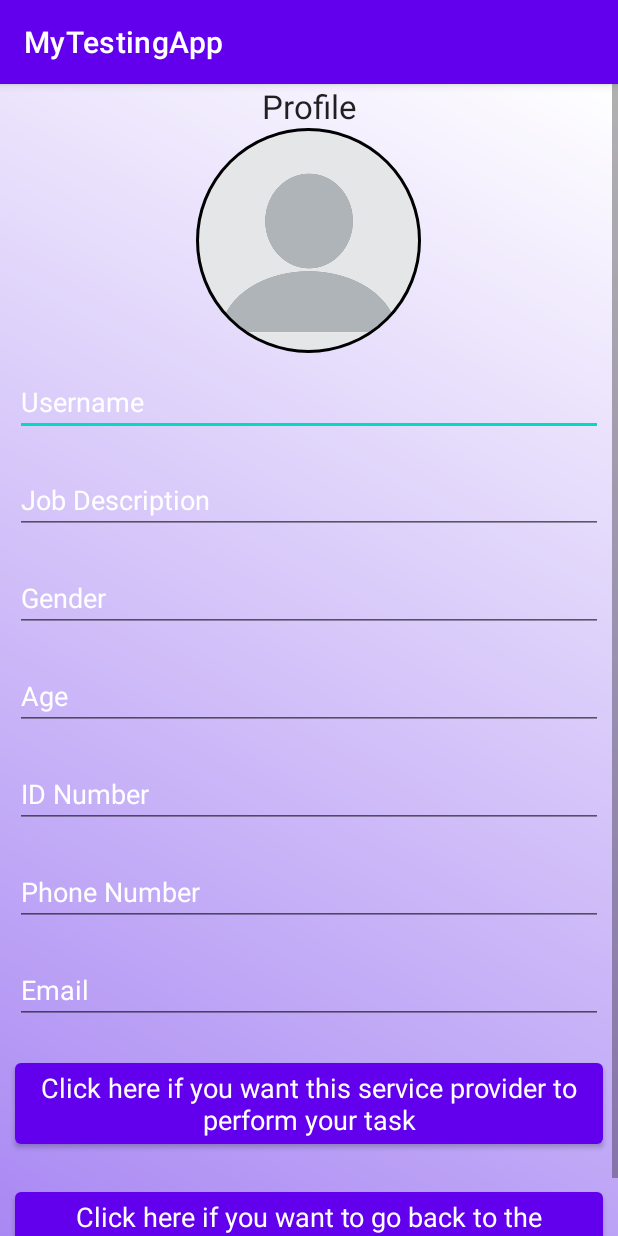
After one commit to mikaty98/MyTestingAp, an Android app: the ChosenProviderProfile screen opened directly, with no data from a screen before it, on a phone screen of 412 x 824 dp. The commit adds this screen. Run offline under Robolectric (Android 15) with nearby library versions, the phone set to English and light mode, and no system bars; our stand-ins replace CircleImageView, Firebase (no records; nobody signed in at launch, a user with empty details on screens opened directly); 2 statements that could not run were skipped.

Commit message:
chosen proposal provider profile

```diff
--- a/app/src/main/AndroidManifest.xml
+++ b/app/src/main/AndroidManifest.xml
@@ -18,7 +18,8 @@
         android:roundIcon="@mipmap/ic_launcher_round"
         android:supportsRtl="true"
         android:theme="@style/Theme.MyTestingApp">
-        <activity android:name=".SeekerHome0"></activity>
+        <activity android:name=".ChosenProviderProfile" />
+        <activity android:name=".SeekerHome0" />
         <activity android:name=".SeekerLocalRequestAutoMap" />
         <activity android:name=".LocalRequestInfoActivity" />
         <activity android:name=".SeekerLocalRequestWaitingList" />
--- /dev/null
+++ b/app/src/main/java/com/example/mytestingapp/ChosenProviderProfile.java
@@ -0,0 +1,183 @@
+package com.example.mytestingapp;
+
+import androidx.annotation.NonNull;
+import androidx.appcompat.app.AppCompatActivity;
+
+import android.content.Intent;
+import android.graphics.Bitmap;
+import android.graphics.BitmapFactory;
+import android.os.Bundle;
+import android.util.Log;
+import android.view.View;
+import android.widget.Button;
+import android.widget.EditText;
+import android.widget.Toast;
+
+import com.example.mytestingapp.Classes.Provider;
+import com.google.android.gms.tasks.OnFailureListener;
+import com.google.android.gms.tasks.OnSuccessListener;
+import com.google.android.gms.tasks.Task;
+import com.google.firebase.database.DataSnapshot;
+import com.google.firebase.database.DatabaseError;
+import com.google.firebase.database.DatabaseReference;
+import com.google.firebase.database.FirebaseDatabase;
+import com.google.firebase.database.Query;
+import com.google.firebase.database.ValueEventListener;
+import com.google.firebase.storage.FileDownloadTask;
+import com.google.firebase.storage.FirebaseStorage;
+import com.google.firebase.storage.StorageReference;
+
+import java.io.File;
+
+import de.hdodenhof.circleimageview.CircleImageView;
+
+public class ChosenProviderProfile extends AppCompatActivity {
+
+    private EditText username,jobDescription,gender,age,id,email,phoneNumber;
+    private CircleImageView profilePic;
+
+    private Button acceptButton, backButton;
+
+    private FirebaseDatabase rootNode;
+    private DatabaseReference reference;
+
+    private FirebaseStorage storage;
+    private StorageReference storageReference;
+
+    private Provider provider = new Provider();
+
+
+    @Override
+    protected void onCreate(Bundle savedInstanceState) {
+        super.onCreate(savedInstanceState);
+        setContentView(R.layout.activity_chosen_provider_profile);
+
+        Intent intent = getIntent();
+        String providerEmail = intent.getStringExtra("provider email");
+        String seekerEmail = intent.getStringExtra("seeker email");
+
+        int estimatedArrivaltime = intent.getIntExtra("estimatedArrivalTime", 1);
+        int estimatedCompletionTime = intent.getIntExtra("estimatedCompletionTime", 1);
+        int price = intent.getIntExtra("price", 1);
+
+
+
+        String parts[] = providerEmail.split(".com");
+        String trimmedEmail = parts[0];
+
+        username = findViewById(R.id.username);
+        jobDescription = findViewById(R.id.job_description);
+        gender = findViewById(R.id.gender);
+        age = findViewById(R.id.age);
+        id = findViewById(R.id.id);
+        email = findViewById(R.id.email);
+        phoneNumber = findViewById(R.id.phone_number);
+        profilePic = findViewById(R.id.profilePic);
+
+        acceptButton = findViewById(R.id.acceptButton);
+        backButton = findViewById(R.id.backButton);
+
+
+
+        rootNode = FirebaseDatabase.getInstance();
+        reference = rootNode.getReference("Providers");
+
+        Query checkUser = reference.orderByChild("email").equalTo(providerEmail);
+
+
+
+        checkUser.addListenerForSingleValueEvent(new ValueEventListener() {
+            @Override
+            public void onDataChange(@NonNull DataSnapshot snapshot) {
+                if (snapshot.exists()){
+                    provider.setEmail(trimmedEmail);
+                    provider.setId(snapshot.child(trimmedEmail).child("id").getValue(String.class));
+                    provider.setUserName(snapshot.child(trimmedEmail).child("userName").getValue(String.class));
+                    provider.setJobDesc(snapshot.child(trimmedEmail).child("jobDesc").getValue(String.class));
+                    provider.setGender(snapshot.child(trimmedEmail).child("gender").getValue(String.class));
+                    provider.setAge(snapshot.child(trimmedEmail).child("age").getValue(String.class));
+                    provider.setPhoneNumber(snapshot.child(trimmedEmail).child("phoneNumber").getValue(String.class));
+
+
+                    storageReference = FirebaseStorage.getInstance().getReference().child("images/"+provider.getId()+".jpg");
+                    final Bitmap[] bitmap = new Bitmap[1];
+                    try{
+                        File localfile = File.createTempFile( provider.getId(),".jpg");
+                        storageReference.getFile(localfile)
+                                .addOnSuccessListener(new OnSuccessListener<FileDownloadTask.TaskSnapshot>() {
+                                    @Override
+                                    public void onSuccess(FileDownloadTask.TaskSnapshot taskSnapshot) {
+                                        bitmap[0] = BitmapFactory.decodeFile(localfile.getAbsolutePath());
+                                        profilePic.setImageBitmap(bitmap[0]);
+                                        provider.setImageBitmap(bitmap[0]);
+                                    }
+                                }).addOnFailureListener(new OnFailureListener() {
+                            @Override
+                            public void onFailure(@NonNull Exception e) {
+                                bitmap[0] = BitmapFactory.decodeFile("defaultProfilePic.jpeg");
+                                profilePic.setImageBitmap(bitmap[0]);
+                                provider.setImageBitmap(bitmap[0]);
+                            }
+                        });
+
+                    }
+                    catch (Exception e){
+                        bitmap[0] = BitmapFactory.decodeFile("app/defaultProfilePic.jpeg");
+                        profilePic.setImageBitmap(bitmap[0]);
+                        provider.setImageBitmap(bitmap[0]);
+                    }
+
+
+                    username.setText("User Name:   "+provider.getUserName());
+                    jobDescription.setText("Job Description:   "+provider.getJobDesc());
+                    gender.setText("Gender:   "+provider.getGender());
+
+
+                    age.setText("Age:   "+provider.getAge());
+                    id.setText("ID Number:   "+provider.getId());
+                    email.setText("Email:   "+provider.getEmail()+".com");
+                    phoneNumber.setText("Phone Number:   "+provider.getPhoneNumber());
+
+                    profilePic.setImageBitmap(provider.getImageBitmap());
+
+                }
+            }
+
+            @Override
+            public void onCancelled(@NonNull DatabaseError error) {
+
+            }
+        });
+
+
+        acceptButton.setOnClickListener(new View.OnClickListener() {
+            @Override
+            public void onClick(View v) {
+
+
+
+
+                // go to chat room
+
+
+
+            }
+        });
+
+        backButton.setOnClickListener(new View.OnClickListener() {
+            @Override
+            public void onClick(View v) {
+
+                finish();
+
+            }
+        });
+
+    }
+
+
+
+
+
+
+}
--- a/app/src/main/java/com/example/mytestingapp/LocalRequestInfoActivity.java
+++ b/app/src/main/java/com/example/mytestingapp/LocalRequestInfoActivity.java
@@ -2,6 +2,7 @@ package com.example.mytestingapp;
 
 import androidx.appcompat.app.AppCompatActivity;
 
+import android.content.Intent;
 import android.os.Bundle;
 import android.view.View;
 import android.widget.Button;
@@ -121,6 +122,7 @@ public class LocalRequestInfoActivity extends AppCompatActivity {
                 finish();
 
 
+
             }
         });
 
--- /dev/null
+++ b/app/src/main/java/com/example/mytestingapp/NotificationAlert.java
@@ -0,0 +1,33 @@
+package com.example.mytestingapp;
+
+import android.os.Bundle;
+import android.view.View;
+import android.widget.Button;
+import android.app.Dialog;
+import android.content.DialogInterface;
+
+import androidx.appcompat.app.AlertDialog;
+import androidx.appcompat.app.AppCompatDialogFragment;
+
+public class NotificationAlert extends AppCompatDialogFragment {
+
+    @Override
+    public Dialog onCreateDialog(Bundle savedInstanceState) {
+        AlertDialog.Builder builder = new AlertDialog.Builder(getActivity());
+        builder.setTitle("Information")
+                .setMessage("This is a Dialog")
+               // .setNegativeButton()
+                .setPositiveButton("ok", new DialogInterface.OnClickListener() {
+                    @Override
+                    public void onClick(DialogInterface dialogInterface, int i) {
+
+                    }
+                });
+
+
+        return builder.create();
+    }
+
+
+
+}
--- a/app/src/main/java/com/example/mytestingapp/SeekerLocalRequestWaitingList.java
+++ b/app/src/main/java/com/example/mytestingapp/SeekerLocalRequestWaitingList.java
@@ -2,6 +2,7 @@ package com.example.mytestingapp;
 
 import androidx.annotation.NonNull;
 import androidx.annotation.Nullable;
+import androidx.appcompat.app.AlertDialog;
 import androidx.appcompat.app.AppCompatActivity;
 
 import android.content.Intent;
@@ -10,8 +11,10 @@ import android.view.View;
 import android.widget.AdapterView;
 import android.widget.ArrayAdapter;
 import android.widget.ListView;
+import android.widget.Toast;
 
 import com.example.mytestingapp.Classes.LocalRequestApplicant;
+import com.example.mytestingapp.ui.main.ProfileFragment;
 import com.google.firebase.database.ChildEventListener;
 import com.google.firebase.database.DataSnapshot;
 import com.google.firebase.database.DatabaseError;
@@ -85,6 +88,26 @@ public class SeekerLocalRequestWaitingList extends AppCompatActivity {
             @Override
             public void onItemClick(AdapterView<?> parent, View view, int position, long id) {
 
+                String providerEmail = localRequestApplicantList.get(position).getProviderEmail();
+                int estimatedArrivalTime = localRequestApplicantList.get(position).getEstimatedArrivalTime();
+                int estimatedCompletionTime = localRequestApplicantList.get(position).getEstimatedCompletionTime();
+                int price = localRequestApplicantList.get(position).getPriceValue();
+
+
+
+                Intent intent2 = new Intent(SeekerLocalRequestWaitingList.this, ChosenProviderProfile.class);
+                intent2.putExtra("provider email", providerEmail);
+                intent2.putExtra("estimatedArrivalTime", estimatedArrivalTime);
+                intent2.putExtra("estimatedCompletionTime", estimatedCompletionTime);
+                intent2.putExtra("price", price);
+                intent2.putExtra("seeker email", seekerEmail);
+                startActivity(intent2);
+
+
+
+
+                //NotificationAlert exampleDialog = new NotificationAlert();
+                //exampleDialog.show(getSupportFragmentManager(), "example dialog");
 
             }
         });
--- a/app/src/main/java/com/example/mytestingapp/ui/main/ExploreFragment.java
+++ b/app/src/main/java/com/example/mytestingapp/ui/main/ExploreFragment.java
@@ -139,6 +139,7 @@ public class ExploreFragment extends Fragment {
         listView.setOnItemClickListener(new AdapterView.OnItemClickListener() {
             @Override
             public void onItemClick(AdapterView<?> parent, View view, int position, long id) {
+
                 Intent intent = new Intent(getActivity(), LocalRequestInfoActivity.class);
                 intent.putExtra("Request info", localRequestList.get(position));
                 intent.putExtra("Provider email",providerEmail);
--- /dev/null
+++ b/app/src/main/res/layout/activity_chosen_provider_profile.xml
@@ -0,0 +1,142 @@
+<?xml version="1.0" encoding="utf-8"?>
+<LinearLayout xmlns:android="http://schemas.android.com/apk/res/android"
+    xmlns:app="http://schemas.android.com/apk/res-auto"
+    xmlns:tools="http://schemas.android.com/tools"
+    android:layout_width="match_parent"
+    android:orientation="vertical"
+    android:gravity="center"
+    android:background="@drawable/background_colour"
+    android:layout_height="match_parent"
+    tools:context=".ProviderProfileActivity">
+
+    <ScrollView
+        android:layout_width="match_parent"
+        android:layout_height="wrap_content">
+
+        <LinearLayout
+            android:layout_width="match_parent"
+            android:orientation="vertical"
+            android:gravity="center"
+            android:layout_height="wrap_content">
+
+            <TextView
+                android:layout_width="match_parent"
+                android:layout_height="wrap_content"
+                android:text="Profile"
+                android:textAppearance="?android:textAppearanceLarge"
+                android:gravity="center"
+                />
+
+            <de.hdodenhof.circleimageview.CircleImageView
+                android:id="@+id/profilePic"
+                android:layout_width="150dp"
+                android:layout_height="150dp"
+                android:layout_gravity="center"
+                android:src="@drawable/blankprofilepic"
+                app:civ_border_color="@color/black"
+                app:civ_border_width="2dp"
+                />
+
+            <EditText
+                android:id="@+id/username"
+                android:layout_width="match_parent"
+                android:layout_height="wrap_content"
+                android:layout_margin="10dp"
+                android:editable="false"
+                android:hint="Username"
+                android:textColorHint="@color/white" />
+
+            <EditText
+                android:layout_width="match_parent"
+                android:layout_height="wrap_content"
+                android:layout_margin="10dp"
+                android:hint="Job Description"
+                android:textColorHint="@color/white"
+                android:editable="false"
+                android:id="@+id/job_description"
+                />
+
+            <EditText
+                android:layout_width="match_parent"
+                android:layout_height="wrap_content"
+                android:textColorHint="@color/white"
+                android:editable="false"
+                android:layout_margin="10dp"
+                android:hint="Gender"
+                android:id="@+id/gender"
+                />
+
+            <EditText
+                android:layout_width="match_parent"
+                android:layout_height="wrap_content"
+                android:textColorHint="@color/white"
+                android:layout_margin="10dp"
+                android:hint="Age"
+                android:inputType="number"
+                android:editable="false"
+                android:id="@+id/age"
+                />
+
+            <EditText
+                android:layout_width="match_parent"
+                android:layout_height="wrap_content"
+                android:textColorHint="@color/white"
+                android:layout_margin="10dp"
+                android:hint="ID Number"
+                android:editable="false"
+                android:inputType="number"
+                android:id="@+id/id"
+                />
+
+
+            <EditText
+                android:layout_width="match_parent"
+                android:layout_height="wrap_content"
+                android:textColorHint="@color/white"
+                android:layout_margin="10dp"
+                android:hint="Phone Number"
+                android:editable="false"
+                android:inputType="phone"
+                android:id="@+id/phone_number"
+                />
+
+            <EditText
+                android:layout_width="match_parent"
+                android:layout_height="wrap_content"
+                android:layout_margin="10dp"
+                android:hint="Email"
+                android:textColorHint="@color/white"
+                android:editable="false"
+                android:id="@+id/email"
+                />
+
+            <Button
+                android:layout_width="match_parent"
+                android:layout_height="wrap_content"
+                android:layout_margin="10dp"
+                android:text="Click here if you want this service provider to perform your task"
+                android:textAppearance="?android:textAppearanceMedium"
+                android:id="@+id/acceptButton"
+                />
+
+            <Button
+                android:layout_width="match_parent"
+                android:layout_height="wrap_content"
+                android:layout_margin="10dp"
+                android:text="Click here if you want to go back to the waiting list"
+                android:textAppearance="?android:textAppearanceMedium"
+                android:id="@+id/backButton"
+                />
+
+
+
+
+        </LinearLayout>
+
+
+
+    </ScrollView>
+
+
+
+</LinearLayout>
```
